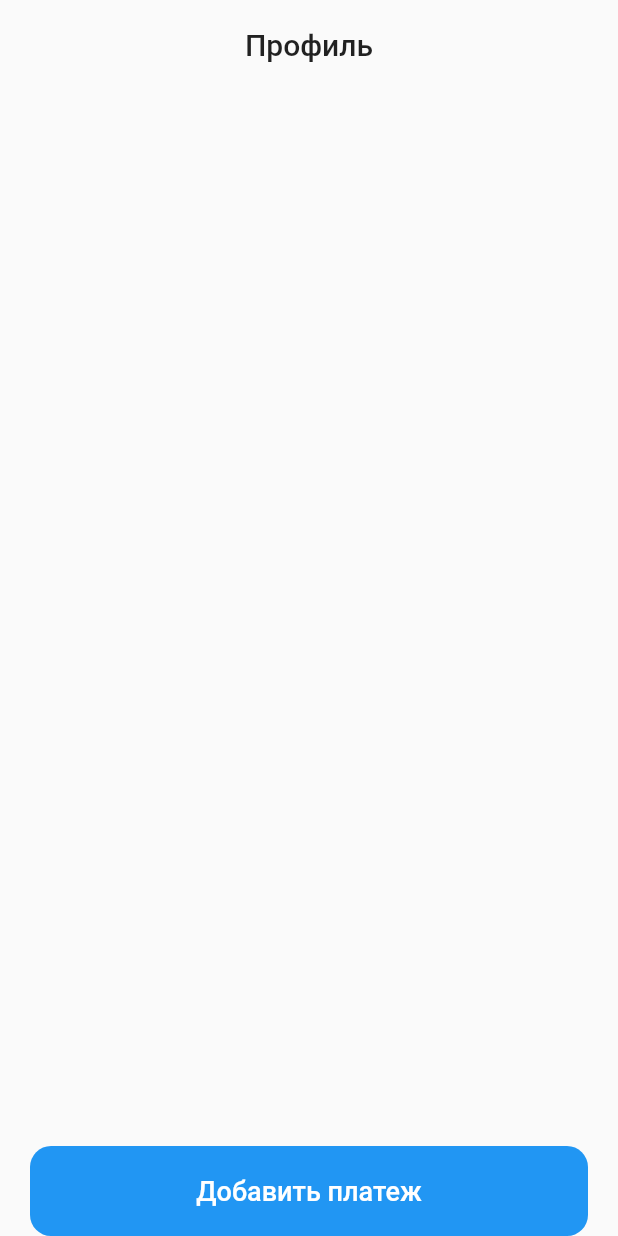
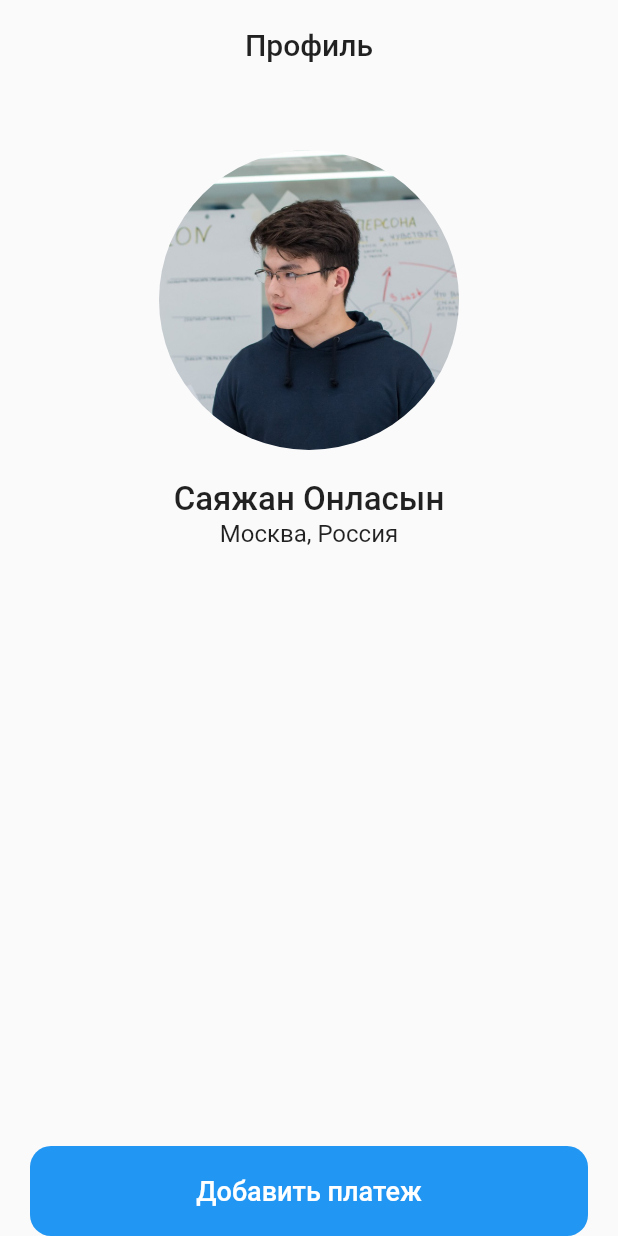
Before and after one commit to Crepiks/psb-profile, a Flutter app: the screen it shows after launch, on a phone screen of 412 x 824 dp. Run offline on Flutter 3.47's test engine with Material 2 defaults, Android fonts, the phone set to English and light mode, and no system bars; missing offline and left inert: micro_mobile.

```diff
--- a/lib/app.dart
+++ b/lib/app.dart
@@ -19,6 +19,8 @@ class _ProfileScreenState extends State<ProfileScreen> {
       child: Column(
         mainAxisAlignment: MainAxisAlignment.spaceBetween,
         children: [
+          Column(
+            children: [
               Container(
                 height: 60,
                 alignment: Alignment.center,
@@ -26,6 +28,22 @@ class _ProfileScreenState extends State<ProfileScreen> {
                   "Профиль",
                   style: TextStyle(fontSize: 20, fontWeight: FontWeight.w500),
                 ),
+              ),
+              Container(
+                margin: EdgeInsets.only(top: 40, bottom: 20),
+                width: 200,
+                height: 200,
+                decoration: BoxDecoration(
+                  shape: BoxShape.circle,
+                  image: DecorationImage(
+                      image: Image.asset('assets/images/avatar.jpg').image,
+                      fit: BoxFit.fill),
+                ),
+              ),
+              Text("Саяжан Онласын",
+                  style: TextStyle(fontSize: 22, fontWeight: FontWeight.w500)),
+              Text("Москва, Россия", style: TextStyle(fontSize: 16))
+            ],
           ),
           Padding(
             padding: EdgeInsets.only(right: 20, left: 20),
--- a/pubspec.yaml
+++ b/pubspec.yaml
@@ -46,8 +46,8 @@ flutter:
   uses-material-design: true
 
   # To add assets to your application, add an assets section, like this:
-  # assets:
-  #   - images/a_dot_burr.jpeg
+  assets:
+    - assets/images/
   #   - images/a_dot_ham.jpeg
 
   # An image asset can refer to one or more resolution-specific "variants", see
```
Also changed, not shown: assets/images/avatar.jpg (added). Lines whose indentation alone changed are shown as unchanged.
